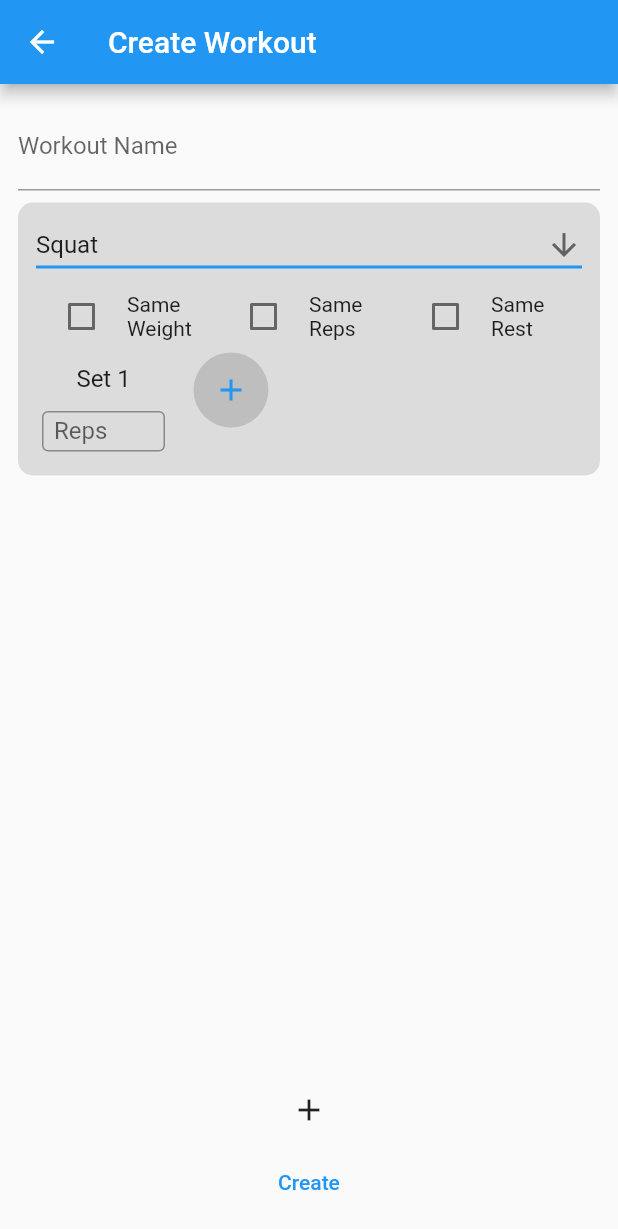
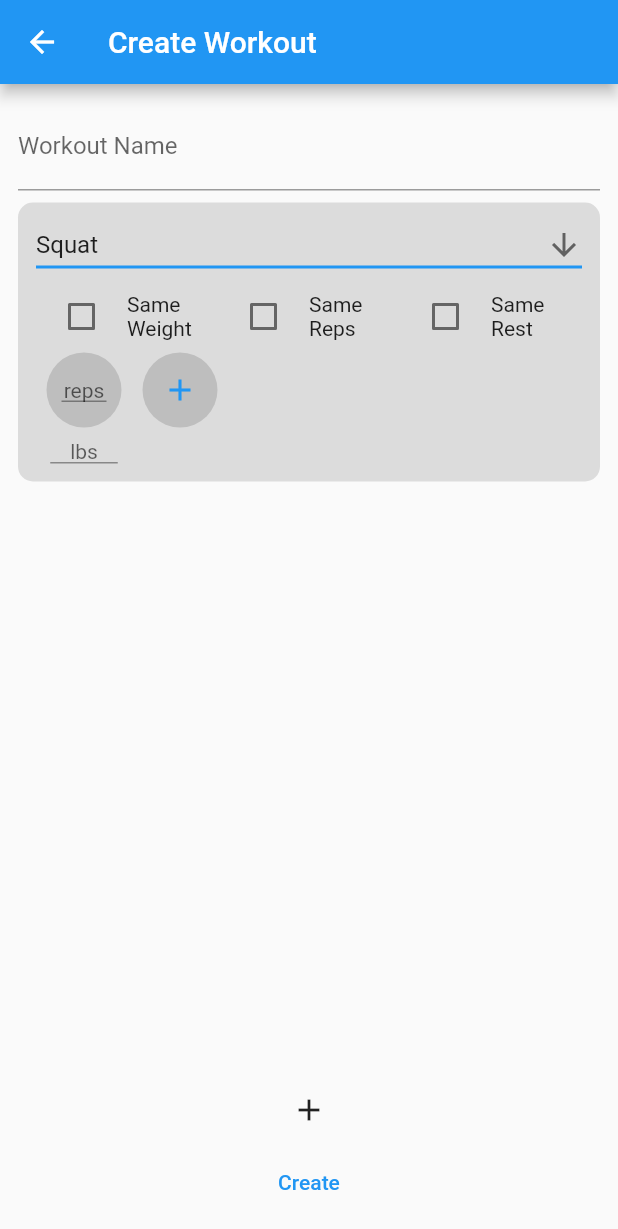
Before and after one commit to cherking19/EC463_SmartExerciseSystem, a Flutter app: the CreateRoutineRoute screen opened directly, on a phone screen of 412 x 824 dp. Shown: the top 1229 px of the screen. Run offline on Flutter 3.47's test engine with Material 2 defaults, Android fonts, the phone set to English and light mode, and no system bars; our stand-ins replace cloud_functions, custom_refresh_indicator, firebase_auth, firebase_core, shared_preferences, tuple; missing offline and left inert: duration, duration_picker; accounts and stored records are empty.

Commit message:
Save changes

```diff
--- a/smart_gym/lib/pages/workout_page/create_routine/create_routine.dart
+++ b/smart_gym/lib/pages/workout_page/create_routine/create_routine.dart
@@ -5,6 +5,7 @@ import 'package:smart_gym/reusable_widgets/decoration.dart';
 import 'package:smart_gym/reusable_widgets/dialogs.dart';
 import 'package:smart_gym/reusable_widgets/input.dart';
 import 'package:smart_gym/reusable_widgets/reusable_widgets.dart';
+import 'package:smart_gym/reusable_widgets/set_widgets/set_widget.dart';
 import 'package:smart_gym/reusable_widgets/snackbars.dart';
 import 'package:smart_gym/user_info/workout_info.dart';
 import '../workout.dart';
@@ -53,7 +54,7 @@ class CreateRoutine extends StatefulWidget {
 }
 
 class CreateRoutineState extends State<CreateRoutine> {
-  final formKey = GlobalKey<FormState>();
+  final GlobalKey<FormState> formKey = GlobalKey<FormState>();
 
   Workout workout = Workout(
     '',
@@ -103,6 +104,7 @@ class CreateRoutineState extends State<CreateRoutine> {
   @override
   Widget build(BuildContext context) {
     return Form(
+      key: formKey,
       child: Column(
         children: [
           WorkoutName(
@@ -174,6 +176,7 @@ class CreateRoutineExercise extends StatefulWidget {
 
 class CreateRoutineExerciseState extends State<CreateRoutineExercise> {
   ScrollController scrollController = ScrollController();
+  List<ChildUpdateController> updateSetsControllers = [];
 
   Exercise getExercise() {
     return widget.workout.exercises[widget.index];
@@ -183,16 +186,34 @@ class CreateRoutineExerciseState extends State<CreateRoutineExercise> {
   Widget build(BuildContext context) {
     const EdgeInsets setWidgetPadding = EdgeInsets.fromLTRB(0.0, 5.0, 0.0, 8.0);
 
-    List<Widget> setWidgets = List.generate(
-      getExercise().sets.length,
-      (index) => CreateRoutineSet(
+    updateSetsControllers.clear();
+
+    void updateSets({
+      int? indexToIgnore,
+    }) {
+      for (int i = 0; i < updateSetsControllers.length; i++) {
+        if (indexToIgnore == null || i != indexToIgnore) {
+          if (updateSetsControllers[i].update != null) {
+            updateSetsControllers[i].update!();
+          }
+        }
+      }
+    }
+
+    List<Widget> setWidgets = List.generate(getExercise().sets.length, (index) {
+      ChildUpdateController refreshController = ChildUpdateController();
+      updateSetsControllers.add(refreshController);
+      return CreateRoutineSet(
         exercise: getExercise(),
         index: index,
-        updateExercise: () {
-          setState(() {});
+        updateExercise: (int index) {
+          updateSets(
+            indexToIgnore: index,
+          );
         },
-      ),
+        refreshController: refreshController,
       );
+    });
 
     setWidgets.add(
       Padding(
@@ -250,6 +271,7 @@ class CreateRoutineExerciseState extends State<CreateRoutineExercise> {
                       setState(() {
                         getExercise().sameWeight = value!;
                       });
+                      updateSets();
                     },
                   ),
                 ),
@@ -264,6 +286,7 @@ class CreateRoutineExerciseState extends State<CreateRoutineExercise> {
                       setState(() {
                         getExercise().sameReps = value!;
                       });
+                      updateSets();
                     },
                   ),
                 ),
@@ -307,16 +330,22 @@ class CreateRoutineExerciseState extends State<CreateRoutineExercise> {
   }
 }
 
+class ChildUpdateController {
+  void Function()? update;
+}
+
 class CreateRoutineSet extends StatefulWidget {
   final Exercise exercise;
   final int index;
-  final Function updateExercise;
+  final Function(int) updateExercise;
+  final ChildUpdateController refreshController;
 
   const CreateRoutineSet({
     Key? key,
     required this.exercise,
     required this.index,
     required this.updateExercise,
+    required this.refreshController,
   }) : super(key: key);
 
   @override
@@ -324,88 +353,162 @@ class CreateRoutineSet extends StatefulWidget {
 }
 
 class CreateRoutineSetState extends State<CreateRoutineSet> {
-  // final TextEditingController repsController = TextEditingController();
+  final TextEditingController repsController = TextEditingController();
+  final TextEditingController restController = TextEditingController();
+  final TextEditingController weightController = TextEditingController();
 
-  // Set getSet() {
-  //   return widget.exercise.sets[widget.index];
+  void update() {
+    widget.refreshController.update = null;
+
+    repsController.value = TextEditingValue(
+      text: getInitialRepsValue(),
+      selection: TextSelection.collapsed(
+        offset: repsController.text.length,
+      ),
+    );
+
+    weightController.value = TextEditingValue(
+      text: getWeightString(),
+      selection: TextSelection.collapsed(
+        offset: weightController.text.length,
+      ),
+    );
+    print('Set ${widget.index + 1}: ${getSet().weight}');
+
+    widget.refreshController.update = update;
+  }
+
+  Set getSet() {
+    return widget.exercise.sets[widget.index];
+  }
+
+  String getInitialRepsValue() {
+    return getSet().reps > 0 ? getSet().reps.toString() : '';
+  }
+
+  String getWeightString() {
+    return getSet().weight > 0 ? getSet().weight.toString() : '';
+  }
+
+  @override
+  void initState() {
+    super.initState();
+
+    widget.refreshController.update = update;
+
+    repsController.addListener(() {
+      var reps = int.tryParse(repsController.text);
+      reps ??= 0;
+      widget.exercise.setReps(widget.index, reps);
+      widget.updateExercise(widget.index);
+    });
+
+    weightController.addListener(() {
+      var weight = int.tryParse(weightController.text);
+      weight ??= 0;
+      widget.exercise.setWeight(widget.index, weight);
+      widget.updateExercise(widget.index);
+    });
+  }
+
+  @override
+  void didUpdateWidget(CreateRoutineSet oldWidget) {
+    super.didUpdateWidget(oldWidget);
+
+    widget.refreshController.update = update;
+  }
+
+  @override
+  void dispose() {
+    repsController.dispose();
+
+    super.dispose();
+  }
+
+  bool onlySet = false;
+
+  // void checkRepsInput(BuildContext context) {
+  //   int reps = 0;
+
+  //   if (repsController.text.isNotEmpty) {
+  //     reps = int.parse(repsController.text);
+  //   }
+
+  //   widget.exercise.setReps(widget.index, reps);
+
+  //   if (widget.exercise.sameReps) {
+  //     widget.updateExercise(widget.index);
+  //   }
   // }
 
-  // String getInitialRepsValue() {
-  //   return getSet().reps > 0 ? getSet().reps.toString() : '';
+  // void checkRestInput(BuildContext context) {
+  //   int rest = 0;
+
+  //   if (restController.text.isNotEmpty) {
+  //     rest = int.parse(restController.text);
+  //   }
+
+  //   widget.exercise.setRest(widget.index, rest);
+
+  //   if (widget.exercise.sameRest) {
+  //     widget.updateParent();
+  //   }
   // }
 
-  // // void onRepsChange() {
-  // //   var reps = int.tryParse(repsController.text);
+  // void checkWeightInput(BuildContext context) {
+  //   int weight = 0;
 
-  // //   if (reps != null) {
-  // //     print(reps);
-  // //     widget.exercise.setReps(widget.index, reps);
-  // //     widget.updateExercise();
-  // //   }
-  // // }
+  //   if (weightController.text.isNotEmpty) {
+  //     weight = int.parse(weightController.text);
+  //   }
 
-  // // void initRepsController() {
-  // //   // repsController.removeListener(onRepsChange);
-  // //   if (getSet().reps > 0) {
-  // //     repsController.text = getSet().reps.toString();
-  // //   } else {
-  // //     repsController.text = '';
-  // //   }
-  // //   // repsController.addListener(onRepsChange);
-  // // }
+  //   widget.exercise.setWeight(widget.index, weight);
 
-  // // @override
-  // // void initState() {
-  // //   super.initState();
+  //   if (widget.exercise.sameWeight) {
+  //     widget.updateParent();
+  //   }
+  // }
 
-  // //   repsController = TextEditingController();
-  // //   // // initRepsController();
-  // //   repsController.addListener(onRepsChange);
-  // // }
+  @override
+  Widget build(BuildContext context) {
+    // if (widget.exercise.sets[widget.index].weight > 0) {
+    //   weightController.text =
+    //       widget.exercise.sets[widget.index].weight.toString();
+    // } else {
+    //   weightController.text = '';
+    // }
 
-  // // @override
-  // // void didUpdateWidget(CreateRoutineSet oldWidget) {
-  // //   super.didUpdateWidget(oldWidget);
+    // if (widget.exercise.sets[widget.index].reps > 0) {
+    //   repsController.text = widget.exercise.sets[widget.index].reps.toString();
+    // } else {
+    //   repsController.text = '';
+    // }
 
-  // //   // initRepsController();
-  // // }
+    // if (widget.exercise.sets[widget.index].rest > 0) {
+    //   restController.text = widget.exercise.sets[widget.index].rest.toString();
+    // } else {
+    //   restController.text = '';
+    // }
 
-  // // @override
-  // // void dispose() {
-  // //   repsController.dispose();
+    // weightController.selection = TextSelection.collapsed(
+    //   offset: weightController.text.length,
+    // );
+    // repsController.selection = TextSelection.collapsed(
+    //   offset: repsController.text.length,
+    // );
+    // restController.selection = TextSelection.collapsed(
+    //   offset: restController.text.length,
+    // );
 
-  // //   super.dispose();
-  // // }
+    // onlySet = widget.exercise.sets.length == 1;
 
-  // @override
-  // Widget build(BuildContext context) {
-  //   // WidgetsBinding.instance.addPostFrameCallback((timeStamp) {
-  //   //   // initRepsController();
-  //   //   repsController.value = TextEditingValue(
-  //   //     text: getInitialRepsValue(),
-  //   //     selection: TextSelection.collapsed(
-  //   //       offset: repsController.text.length,
-  //   //     ),
-  //   //   );
-  //   // });
+    // SchedulerBinding.instance.addPostFrameCallback((timeStamp) {
+    //   repsController.addListener(update);
+    // });
 
-  //   // print('Set ${widget.index}: ${getInitialRepsValue()}');
+    // print(!onlySet && widget.editable);
 
-  //   // repsController.value = TextEditingValue(
-  //   //   text: getInitialRepsValue(),
-  //   //   selection: TextSelection.collapsed(
-  //   //     offset: repsController.text.length,
-  //   //   ),
-  //   // );
-
-  //   repsController.text = getInitialRepsValue();
-  //   repsController.selection = TextSelection.collapsed(
-  //     offset: repsController.text.length,
-  //   );
-
-  //   return Column(
-  //     children: [
-  //       TextButton(
+    // TextButton(
     //         onPressed: null,
     //         style: setButtonStyle(),
     //         child: SizedBox(
@@ -449,132 +552,112 @@ class CreateRoutineSetState extends State<CreateRoutineSet> {
     //           ),
     //         ),
     //       ),
-  //     ],
-  //   );
-  // }
 
-  final TextEditingController repsController = TextEditingController();
-  final TextEditingController restController = TextEditingController();
-  final TextEditingController weightController = TextEditingController();
-  bool onlySet = false;
-
-  void checkRepsInput(BuildContext context) {
-    int reps = 0;
-
-    if (repsController.text.isNotEmpty) {
-      reps = int.parse(repsController.text);
+    return Column(
+      mainAxisSize: MainAxisSize.min,
+      children: [
+        TextButton(
+          onPressed: null,
+          style: setButtonStyle(),
+          child: SizedBox(
+            width: 30,
+            child: TextFormField(
+              controller: repsController,
+              keyboardType: TextInputType.number,
+              inputFormatters: positiveInteger,
+              // onChanged: (value) {
+              //   checkRepsInput(context);
+              // },
+              validator: (value) {
+                if (value == null ||
+                    value.isEmpty ||
+                    int.parse(repsController.text) <= 0) {
+                  return '';
                 }
 
-    widget.exercise.setReps(widget.index, reps);
-
-    if (widget.exercise.sameReps) {
-      widget.updateExercise();
-    }
-  }
-
-  // void checkRestInput(BuildContext context) {
-  //   int rest = 0;
-
-  //   if (restController.text.isNotEmpty) {
-  //     rest = int.parse(restController.text);
-  //   }
-
-  //   widget.exercise.setRest(widget.index, rest);
-
-  //   if (widget.exercise.sameRest) {
-  //     widget.updateParent();
-  //   }
-  // }
-
-  // void checkWeightInput(BuildContext context) {
-  //   int weight = 0;
-
-  //   if (weightController.text.isNotEmpty) {
-  //     weight = int.parse(weightController.text);
-  //   }
-
-  //   widget.exercise.setWeight(widget.index, weight);
-
-  //   if (widget.exercise.sameWeight) {
-  //     widget.updateParent();
-  //   }
-  // }
-
-  @override
-  Widget build(BuildContext context) {
-    if (widget.exercise.sets[widget.index].weight > 0) {
-      weightController.text =
-          widget.exercise.sets[widget.index].weight.toString();
-    } else {
-      weightController.text = '';
-    }
-
-    if (widget.exercise.sets[widget.index].reps > 0) {
-      repsController.text = widget.exercise.sets[widget.index].reps.toString();
-    } else {
-      repsController.text = '';
-    }
-
-    // if (widget.exercise.sets[widget.index].rest > 0) {
-    //   restController.text = widget.exercise.sets[widget.index].rest.toString();
-    // } else {
-    //   restController.text = '';
-    // }
-
-    weightController.selection = TextSelection.collapsed(
-      offset: weightController.text.length,
-    );
-    repsController.selection = TextSelection.collapsed(
-      offset: repsController.text.length,
-    );
-    restController.selection = TextSelection.collapsed(
-      offset: restController.text.length,
-    );
-
-    onlySet = widget.exercise.sets.length == 1;
-
-    // print(!onlySet && widget.editable);
-
-    return Padding(
-      padding: const EdgeInsets.fromLTRB(0.0, 0.0, 8.0, 0.0),
-      child: Column(
-        mainAxisSize: MainAxisSize.min,
-        children: [
-          Padding(
-            padding: const EdgeInsets.all(8.0),
-            child: Row(
-              children: [
-                Text(
-                  'Set ${widget.index + 1}',
+                return null;
+              },
+              decoration: minimalInputDecoration(
+                hint: 'reps',
+                errorStyle: minimalTextStyling,
+              ),
               style: const TextStyle(
-                    fontSize: 16.0,
+                fontSize: 14.0,
+              ),
+              textAlign: TextAlign.center,
             ),
           ),
-                // if (!onlySet && widget.editable)
-                //   Padding(
-                //     padding: const EdgeInsets.fromLTRB(6.0, 0.0, 0.0, 0.0),
-                //     child: Align(
-                //       alignment: Alignment.center,
-                //       child: SizedBox(
-                //         height: 16.0,
-                //         width: 16.0,
-                //         child: IconButton(
-                //           icon: const Icon(Icons.close),
-                //           padding: const EdgeInsets.all(0.0),
-                //           iconSize: 16.0,
-                //           splashRadius: 16.0,
-                //           onPressed: () {
-                //             FocusManager.instance.primaryFocus?.unfocus();
-                //             widget.exercise.deleteSet(widget.index);
-                //             widget.updateParent();
-                //           },
+        ),
+        Padding(
+          padding: const EdgeInsets.only(
+            top: 8.0,
+          ),
+          child: SizedBox(
+            width: 45,
+            child: TextFormField(
+              controller: weightController,
+              keyboardType: TextInputType.number,
+              inputFormatters: positiveInteger,
+              validator: (value) {
+                if (value == null ||
+                    value.isEmpty ||
+                    int.parse(weightController.text) <= 0) {
+                  return '';
+                }
+              },
+              decoration: minimalInputDecoration(
+                hint: 'lbs',
+                errorStyle: minimalTextStyling,
+              ),
+              style: const TextStyle(
+                fontSize: 14.0,
+              ),
+              textAlign: TextAlign.center,
+            ),
+          ),
+          // SetWeight(
+          //   type: WidgetType.create,
+          //   set: getSet(),
+          //   editable: true,
+          // ),
+        ),
+      ],
+    );
+    // Padding(
+    //   padding: const EdgeInsets.all(8.0),
+    //   child: Row(
+    //     children: [
+    //       Text(
+    //         'Set ${widget.index + 1}',
+    //         style: const TextStyle(
+    //           fontSize: 16.0,
     //         ),
     //       ),
-                //     ),
+    //       // if (!onlySet && widget.editable)
+    //       //   Padding(
+    //       //     padding: const EdgeInsets.fromLTRB(6.0, 0.0, 0.0, 0.0),
+    //       //     child: Align(
+    //       //       alignment: Alignment.center,
+    //       //       child: SizedBox(
+    //       //         height: 16.0,
+    //       //         width: 16.0,
+    //       //         child: IconButton(
+    //       //           icon: const Icon(Icons.close),
+    //       //           padding: const EdgeInsets.all(0.0),
+    //       //           iconSize: 16.0,
+    //       //           splashRadius: 16.0,
+    //       //           onPressed: () {
+    //       //             FocusManager.instance.primaryFocus?.unfocus();
+    //       //             widget.exercise.deleteSet(widget.index);
+    //       //             widget.updateParent();
+    //       //           },
+    //       //         ),
+    //       //       ),
+    //       //     ),
+    //       //   ),
+    //     ],
     //   ),
-              ],
-            ),
-          ),
+    // ),
     // SizedBox(
     //   width: 90,
     //   child: Padding(
@@ -596,27 +679,27 @@ class CreateRoutineSetState extends State<CreateRoutineSet> {
     //     ),
     //   ),
     // ),
-          SizedBox(
-            width: 90,
-            child: Padding(
-              padding: const EdgeInsets.all(4.0),
-              child: TextField(
-                // enabled: widget.editable,
-                decoration: const InputDecoration(
-                  border: OutlineInputBorder(),
-                  labelText: 'Reps',
-                  isDense: true,
-                  contentPadding: EdgeInsets.fromLTRB(8.0, 4.0, 8.0, 4.0),
-                ),
-                controller: repsController,
-                keyboardType: TextInputType.number,
-                inputFormatters: positiveInteger,
-                onChanged: (value) {
-                  checkRepsInput(context);
-                },
-              ),
-            ),
-          ),
+    // SizedBox(
+    //   width: 90,
+    //   child: Padding(
+    //     padding: const EdgeInsets.all(4.0),
+    //     child: TextField(
+    //       // enabled: widget.editable,
+    //       decoration: const InputDecoration(
+    //         border: OutlineInputBorder(),
+    //         labelText: 'Reps',
+    //         isDense: true,
+    //         contentPadding: EdgeInsets.fromLTRB(8.0, 4.0, 8.0, 4.0),
+    //       ),
+    //       controller: repsController,
+    //       keyboardType: TextInputType.number,
+    //       inputFormatters: positiveInteger,
+    //       onChanged: (value) {
+    //         checkRepsInput(context);
+    //       },
+    //     ),
+    //   ),
+    // ),
     // SizedBox(
     //   width: 90,
     //   child: Padding(
@@ -638,9 +721,9 @@ class CreateRoutineSetState extends State<CreateRoutineSet> {
     //     ),
     //   ),
     // ),
-        ],
-      ),
-    );
+    //     ],
+    //   ),
+    // );
   }
 }
 
```
Lines whose indentation alone changed are shown as unchanged.
